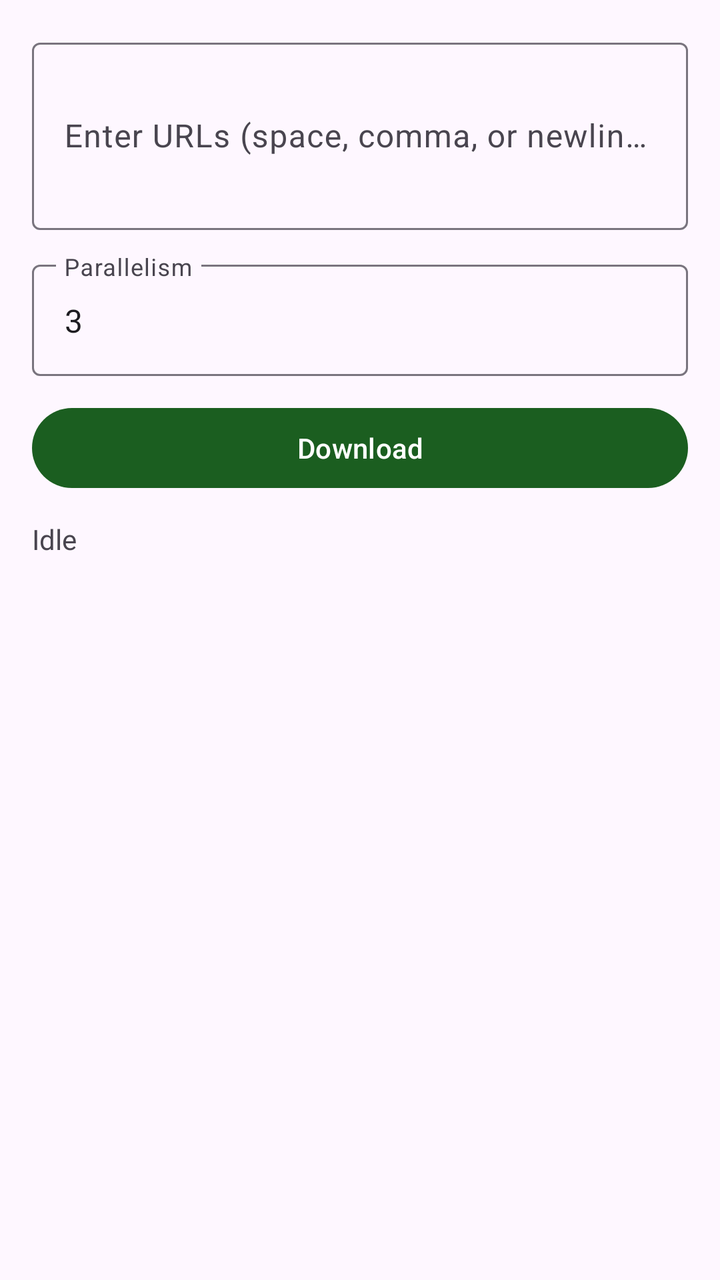
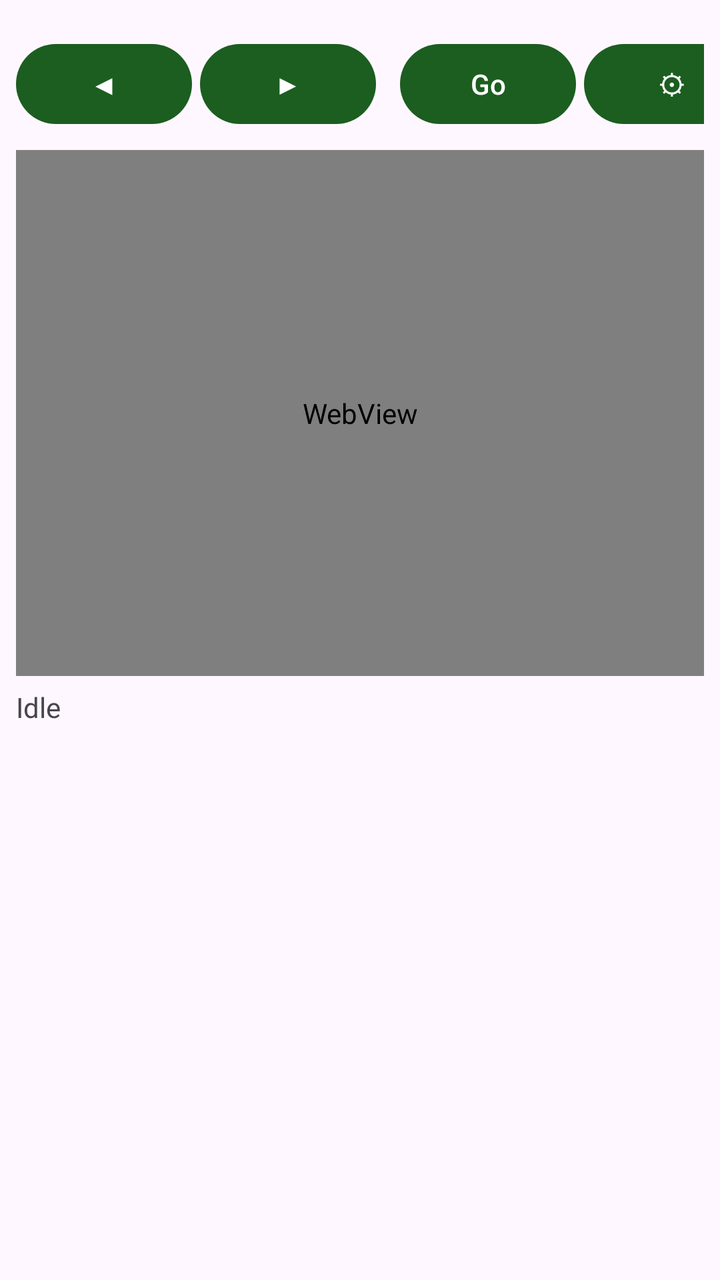

Two renders of the same Android screen: before a commit and after it. Below are the layout's source before the change and the commit's diff.
<!-- AndroidManifest.xml: application theme Theme.SmartDL -->
<!-- res/layout/activity_main.xml -->
<?xml version="1.0" encoding="utf-8"?>
<LinearLayout xmlns:android="http://schemas.android.com/apk/res/android"
    xmlns:app="http://schemas.android.com/apk/res-auto"
    android:layout_width="match_parent"
    android:layout_height="match_parent"
    android:orientation="vertical"
    android:padding="16dp">

    <com.google.android.material.textfield.TextInputLayout
        android:layout_width="match_parent"
        android:layout_height="wrap_content"
        android:hint="@string/hint_urls">

        <com.google.android.material.textfield.TextInputEditText
            android:id="@+id/urlInput"
            android:layout_width="match_parent"
            android:layout_height="wrap_content"
            android:inputType="textMultiLine"
            android:minLines="3" />
    </com.google.android.material.textfield.TextInputLayout>

    <com.google.android.material.textfield.TextInputLayout
        android:layout_width="match_parent"
        android:layout_height="wrap_content"
        android:layout_marginTop="12dp"
        android:hint="@string/parallelism">

        <com.google.android.material.textfield.TextInputEditText
            android:id="@+id/parallelismInput"
            android:layout_width="match_parent"
            android:layout_height="wrap_content"
            android:inputType="number"
            android:text="3" />
    </com.google.android.material.textfield.TextInputLayout>

    <com.google.android.material.button.MaterialButton
        android:id="@+id/startButton"
        android:layout_width="match_parent"
        android:layout_height="wrap_content"
        android:layout_marginTop="12dp"
        android:text="@string/start_download" />

    <TextView
        android:id="@+id/statusText"
        android:layout_width="match_parent"
        android:layout_height="wrap_content"
        android:layout_marginTop="12dp"
        android:text="@string/status_idle" />

    <androidx.recyclerview.widget.RecyclerView
        android:id="@+id/downloadList"
        android:layout_width="match_parent"
        android:layout_height="0dp"
        android:layout_weight="1"
        android:layout_marginTop="12dp" />

</LinearLayout>
<!-- resources referenced by this layout -->
<resources>
  <string name="hint_urls">Enter URLs (space, comma, or newline separated)</string>
  <string name="parallelism">Parallelism</string>
  <string name="start_download">Download</string>
  <string name="status_idle">Idle</string>
  <style name="Theme.SmartDL" parent="Theme.Material3.DayNight.NoActionBar">
          <item name="colorPrimary">@color/md_theme_primary</item>
          <item name="colorOnPrimary">@color/md_theme_onPrimary</item>
          <item name="colorSecondary">@color/md_theme_secondary</item>
          <item name="colorOnSecondary">@color/md_theme_onSecondary</item>
          <item name="colorTertiary">@color/md_theme_tertiary</item>
          <item name="colorOnTertiary">@color/md_theme_onTertiary</item>
      </style>
  <color name="md_theme_primary">#1B5E20</color>
  <color name="md_theme_onPrimary">#FFFFFF</color>
  <color name="md_theme_secondary">#2E7D32</color>
  <color name="md_theme_onSecondary">#FFFFFF</color>
  <color name="md_theme_tertiary">#4E342E</color>
  <color name="md_theme_onTertiary">#FFFFFF</color>
</resources>

<!-- the commit's change to res/layout/activity_main.xml (unified diff, before → after) -->
@@ -4,54 +4,74 @@
     android:layout_width="match_parent"
     android:layout_height="match_parent"
     android:orientation="vertical"
-    android:padding="16dp">
+    android:padding="8dp">
 
-    <com.google.android.material.textfield.TextInputLayout
+    <LinearLayout
         android:layout_width="match_parent"
         android:layout_height="wrap_content"
-        android:hint="@string/hint_urls">
+        android:orientation="horizontal">
 
-        <com.google.android.material.textfield.TextInputEditText
-            android:id="@+id/urlInput"
-            android:layout_width="match_parent"
+        <com.google.android.material.button.MaterialButton
+            android:id="@+id/backButton"
+            android:layout_width="wrap_content"
             android:layout_height="wrap_content"
-            android:inputType="textMultiLine"
-            android:minLines="3" />
-    </com.google.android.material.textfield.TextInputLayout>
+            android:text="◀" />
 
-    <com.google.android.material.textfield.TextInputLayout
+        <com.google.android.material.button.MaterialButton
+            android:id="@+id/forwardButton"
+            android:layout_width="wrap_content"
+            android:layout_height="wrap_content"
+            android:layout_marginStart="4dp"
+            android:text="▶" />
+
+        <com.google.android.material.textfield.TextInputLayout
+            android:layout_width="0dp"
+            android:layout_height="wrap_content"
+            android:layout_weight="1"
+            android:layout_marginStart="8dp">
+
+            <com.google.android.material.textfield.TextInputEditText
+                android:id="@+id/addressInput"
+                android:layout_width="match_parent"
+                android:layout_height="wrap_content"
+                android:inputType="textUri"
+                android:singleLine="true" />
+        </com.google.android.material.textfield.TextInputLayout>
+
+        <com.google.android.material.button.MaterialButton
+            android:id="@+id/goButton"
+            android:layout_width="wrap_content"
+            android:layout_height="wrap_content"
+            android:layout_marginStart="4dp"
+            android:text="Go" />
+
+        <com.google.android.material.button.MaterialButton
+            android:id="@+id/settingsButton"
+            android:layout_width="wrap_content"
+            android:layout_height="wrap_content"
+            android:layout_marginStart="4dp"
+            android:text="⚙" />
+    </LinearLayout>
+
+    <WebView
+        android:id="@+id/webView"
         android:layout_width="match_parent"
-        android:layout_height="wrap_content"
-        android:layout_marginTop="12dp"
-        android:hint="@string/parallelism">
-
-        <com.google.android.material.textfield.TextInputEditText
-            android:id="@+id/parallelismInput"
-            android:layout_width="match_parent"
-            android:layout_height="wrap_content"
-            android:inputType="number"
-            android:text="3" />
-    </com.google.android.material.textfield.TextInputLayout>
-
-    <com.google.android.material.button.MaterialButton
-        android:id="@+id/startButton"
-        android:layout_width="match_parent"
-        android:layout_height="wrap_content"
-        android:layout_marginTop="12dp"
-        android:text="@string/start_download" />
+        android:layout_height="0dp"
+        android:layout_weight="1"
+        android:layout_marginTop="6dp" />
 
     <TextView
         android:id="@+id/statusText"
         android:layout_width="match_parent"
         android:layout_height="wrap_content"
-        android:layout_marginTop="12dp"
-        android:text="@string/status_idle" />
+        android:layout_marginTop="6dp"
+        android:text="Idle" />
 
     <androidx.recyclerview.widget.RecyclerView
         android:id="@+id/downloadList"
         android:layout_width="match_parent"
         android:layout_height="0dp"
         android:layout_weight="1"
-        android:layout_marginTop="12dp" />
+        android:layout_marginTop="6dp" />
 
 </LinearLayout>
<!-- resource entries referenced after the edit -->
@@ -1,9 +1,5 @@
 <!-- resources referenced by this layout -->
 <resources>
-  <string name="hint_urls">Enter URLs (space, comma, or newline separated)</string>
-  <string name="parallelism">Parallelism</string>
-  <string name="start_download">Download</string>
-  <string name="status_idle">Idle</string>
   <style name="Theme.SmartDL" parent="Theme.Material3.DayNight.NoActionBar">
           <item name="colorPrimary">@color/md_theme_primary</item>
           <item name="colorOnPrimary">@color/md_theme_onPrimary</item>
